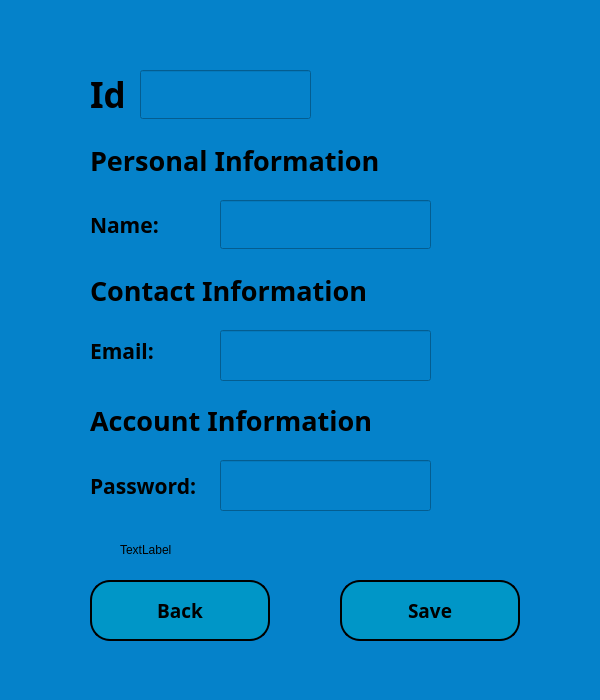
Before: the Qt Designer form admin_edit_window.ui in melikkekaya/BankingApp_SQL, drawn with Qt 5.
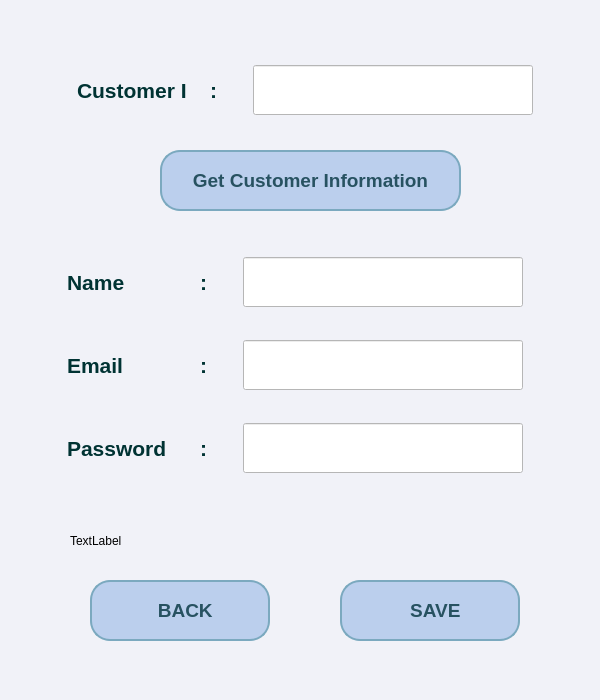
After: the same form once the commit is applied. Icons and pictures are not drawn.

Diff of the .ui file:
```diff
--- a/admin_edit_window.ui
+++ b/admin_edit_window.ui
@@ -26,114 +26,9 @@
    <string>MainWindow</string>
   </property>
   <property name="styleSheet">
-   <string notr="true">background-color: rgb(5, 130, 202);</string>
+   <string notr="true">background-color: rgb(241, 242, 248);</string>
   </property>
   <widget class="QWidget" name="centralwidget">
-   <widget class="QLabel" name="adeditwdw_lbl_headingPers">
-    <property name="geometry">
-     <rect>
-      <x>90</x>
-      <y>140</y>
-      <width>321</width>
-      <height>41</height>
-     </rect>
-    </property>
-    <property name="font">
-     <font>
-      <family>Bahnschrift SemiBold</family>
-      <pointsize>20</pointsize>
-      <weight>75</weight>
-      <bold>true</bold>
-     </font>
-    </property>
-    <property name="text">
-     <string>Personal Information</string>
-    </property>
-   </widget>
-   <widget class="QLabel" name="adeditwdw_lbl_headingCntc">
-    <property name="geometry">
-     <rect>
-      <x>90</x>
-      <y>270</y>
-      <width>321</width>
-      <height>41</height>
-     </rect>
-    </property>
-    <property name="font">
-     <font>
-      <family>Bahnschrift SemiBold</family>
-      <pointsize>20</pointsize>
-      <weight>75</weight>
-      <bold>true</bold>
-     </font>
-    </property>
-    <property name="text">
-     <string>Contact Information</string>
-    </property>
-   </widget>
-   <widget class="QLabel" name="adeditwdw_lbl_email">
-    <property name="geometry">
-     <rect>
-      <x>90</x>
-      <y>330</y>
-      <width>91</width>
-      <height>41</height>
-     </rect>
-    </property>
-    <property name="font">
-     <font>
-      <family>Bahnschrift SemiBold</family>
-      <pointsize>16</pointsize>
-      <weight>75</weight>
-      <bold>true</bold>
-     </font>
-    </property>
-    <property name="text">
-     <string>Email:</string>
-    </property>
-   </widget>
-   <widget class="QLabel" name="adeditwdw_lbl_headingAcc">
-    <property name="geometry">
-     <rect>
-      <x>90</x>
-      <y>400</y>
-      <width>321</width>
-      <height>41</height>
-     </rect>
-    </property>
-    <property name="font">
-     <font>
-      <family>Bahnschrift SemiBold</family>
-      <pointsize>20</pointsize>
-      <weight>75</weight>
-      <bold>true</bold>
-     </font>
-    </property>
-    <property name="text">
-     <string>Account Information</string>
-    </property>
-   </widget>
-   <widget class="QLabel" name="adeditwdw_lbl_password">
-    <property name="geometry">
-     <rect>
-      <x>90</x>
-      <y>460</y>
-      <width>121</width>
-      <height>51</height>
-     </rect>
-    </property>
-    <property name="font">
-     <font>
-      <family>Bahnschrift SemiBold</family>
-      <pointsize>16</pointsize>
-      <weight>75</weight>
-      <bold>true</bold>
-     </font>
-    </property>
-    <property name="text">
-     <string>Password:</string>
-    </property>
-   </widget>
    <widget class="QPushButton" name="adeditwdw_btn_save">
     <property name="geometry">
      <rect>
@@ -145,142 +40,53 @@
     </property>
     <property name="font">
      <font>
-      <family>Bahnschrift SemiBold</family>
+      <family>Arial</family>
       <pointsize>14</pointsize>
       <weight>75</weight>
       <bold>true</bold>
      </font>
     </property>
     <property name="styleSheet">
-     <string notr="true">QPushButton {
-background-color: rgb(0, 150, 199);
-   border-color: rgb(66, 167, 255);
-   border-bottom-color: rgb(255, 255, 255);
-   border:2px solid rgb(202, 240, 248);
-   border-radius:20px;
-   border-color: black;
+     <string notr="true">QPushButton{
+color: rgb(39, 82, 97);
+background-color: rgb(187, 207, 237);
+border:2px solid rgb(123, 169, 191);
+border-radius:20px
 }
 
 QPushButton:hover {
-     background-color: rgb(202, 240, 248);
-     border:2px solid rgb(202, 240, 248);
-}
-    
-   </string>
+     background-color: rgb(225, 229, 241);
+     border:2px solid rgb(196, 218, 245);
+}</string>
     </property>
     <property name="text">
-     <string>Save</string>
+     <string>  SAVE</string>
     </property>
-   </widget>
-   <widget class="QLineEdit" name="ad_edit_wdw_cs_email_lnedit">
-    <property name="geometry">
-     <rect>
-      <x>220</x>
-      <y>330</y>
-      <width>211</width>
-      <height>51</height>
-     </rect>
+    <property name="icon">
+     <iconset>
+      <normaloff>icons/save.png</normaloff>icons/save.png</iconset>
     </property>
-   </widget>
-   <widget class="QLineEdit" name="ad_edit_wdw_cs_pw_lnedit">
-    <property name="geometry">
-     <rect>
-      <x>220</x>
-      <y>460</y>
-      <width>211</width>
-      <height>51</height>
-     </rect>
-    </property>
-   </widget>
-   <widget class="QLabel" name="adeditwdw_lbl_heading">
-    <property name="geometry">
-     <rect>
-      <x>90</x>
-      <y>70</y>
-      <width>37</width>
-      <height>49</height>
-     </rect>
-    </property>
-    <property name="font">
-     <font>
-      <family>Bahnschrift SemiBold</family>
-      <pointsize>26</pointsize>
-      <weight>75</weight>
-      <bold>true</bold>
-     </font>
-    </property>
-    <property name="text">
-     <string>Id:</string>
-    </property>
-   </widget>
-   <widget class="QLineEdit" name="ad_edit_wdw_cs_id_lnedit">
-    <property name="geometry">
-     <rect>
-      <x>140</x>
-      <y>70</y>
-      <width>171</width>
-      <height>49</height>
-     </rect>
-    </property>
-    <property name="sizePolicy">
-     <sizepolicy hsizetype="Expanding" vsizetype="Preferred">
-      <horstretch>0</horstretch>
-      <verstretch>0</verstretch>
-     </sizepolicy>
-    </property>
-   </widget>
-   <widget class="QLabel" name="adeditwdw_lbl_name">
-    <property name="geometry">
-     <rect>
-      <x>90</x>
-      <y>200</y>
-      <width>91</width>
-      <height>49</height>
-     </rect>
-    </property>
-    <property name="sizePolicy">
-     <sizepolicy hsizetype="Preferred" vsizetype="Preferred">
-      <horstretch>0</horstretch>
-      <verstretch>0</verstretch>
-     </sizepolicy>
-    </property>
-    <property name="font">
-     <font>
-      <family>Bahnschrift SemiBold</family>
-      <pointsize>16</pointsize>
-      <weight>75</weight>
-      <bold>true</bold>
-     </font>
-    </property>
-    <property name="text">
-     <string>Name:</string>
-    </property>
-   </widget>
-   <widget class="QLineEdit" name="ad_edit_wdw_cs_name_lnedit">
-    <property name="geometry">
-     <rect>
-      <x>220</x>
-      <y>200</y>
-      <width>211</width>
-      <height>49</height>
-     </rect>
-    </property>
-    <property name="sizePolicy">
-     <sizepolicy hsizetype="Preferred" vsizetype="Preferred">
-      <horstretch>0</horstretch>
-      <verstretch>0</verstretch>
-     </sizepolicy>
+    <property name="iconSize">
+     <size>
+      <width>40</width>
+      <height>40</height>
+     </size>
     </property>
    </widget>
    <widget class="QLabel" name="ad_edit_wdw_warn_lbl">
     <property name="geometry">
      <rect>
-      <x>120</x>
-      <y>529</y>
-      <width>361</width>
+      <x>70</x>
+      <y>520</y>
+      <width>471</width>
       <height>41</height>
      </rect>
     </property>
+    <property name="font">
+     <font>
+      <family>Arial</family>
+     </font>
+    </property>
     <property name="text">
      <string>TextLabel</string>
     </property>
@@ -296,31 +102,449 @@
     </property>
     <property name="font">
      <font>
-      <family>Bahnschrift SemiBold</family>
+      <family>Arial</family>
       <pointsize>14</pointsize>
       <weight>75</weight>
       <bold>true</bold>
      </font>
     </property>
     <property name="styleSheet">
-     <string notr="true">QPushButton {
-background-color: rgb(0, 150, 199);
-   border-color: rgb(66, 167, 255);
-   border-bottom-color: rgb(255, 255, 255);
-   border:2px solid rgb(202, 240, 248);
-   border-radius:20px;
-   border-color: black;
+     <string notr="true">QPushButton{
+color: rgb(39, 82, 97);
+background-color: rgb(187, 207, 237);
+border:2px solid rgb(123, 169, 191);
+border-radius:20px
 }
 
 QPushButton:hover {
-     background-color: rgb(202, 240, 248);
-     border:2px solid rgb(202, 240, 248);
+     background-color: rgb(225, 229, 241);
+     border:2px solid rgb(196, 218, 245);
+}</string>
+    </property>
+    <property name="text">
+     <string>  BACK</string>
+    </property>
+    <property name="icon">
+     <iconset>
+      <normaloff>icons/back-arrow.png</normaloff>icons/back-arrow.png</iconset>
+    </property>
+    <property name="iconSize">
+     <size>
+      <width>40</width>
+      <height>40</height>
+     </size>
+    </property>
+   </widget>
+   <widget class="QWidget" name="gridLayoutWidget_2">
+    <property name="geometry">
+     <rect>
+      <x>50</x>
+      <y>230</y>
+      <width>491</width>
+      <height>271</height>
+     </rect>
+    </property>
+    <layout class="QGridLayout" name="gridLayout_2">
+     <item row="0" column="1">
+      <widget class="QLabel" name="lbl">
+       <property name="minimumSize">
+        <size>
+         <width>20</width>
+         <height>50</height>
+        </size>
+       </property>
+       <property name="maximumSize">
+        <size>
+         <width>20</width>
+         <height>50</height>
+        </size>
+       </property>
+       <property name="font">
+        <font>
+         <family>Arial</family>
+         <pointsize>16</pointsize>
+         <weight>75</weight>
+         <bold>true</bold>
+        </font>
+       </property>
+       <property name="styleSheet">
+        <string notr="true">color: rgb(0, 51, 51);</string>
+       </property>
+       <property name="text">
+        <string>:</string>
+       </property>
+      </widget>
+     </item>
+     <item row="0" column="2">
+      <widget class="QLineEdit" name="ad_edit_wdw_cs_name_lnedit">
+       <property name="enabled">
+        <bool>true</bool>
+       </property>
+       <property name="sizePolicy">
+        <sizepolicy hsizetype="Ignored" vsizetype="Ignored">
+         <horstretch>0</horstretch>
+         <verstretch>0</verstretch>
+        </sizepolicy>
+       </property>
+       <property name="minimumSize">
+        <size>
+         <width>250</width>
+         <height>50</height>
+        </size>
+       </property>
+       <property name="maximumSize">
+        <size>
+         <width>280</width>
+         <height>50</height>
+        </size>
+       </property>
+       <property name="font">
+        <font>
+         <family>Arial</family>
+        </font>
+       </property>
+       <property name="styleSheet">
+        <string notr="true">background-color: rgb(255, 255, 255);</string>
+       </property>
+      </widget>
+     </item>
+     <item row="1" column="1">
+      <widget class="QLabel" name="lbl_3">
+       <property name="minimumSize">
+        <size>
+         <width>20</width>
+         <height>50</height>
+        </size>
+       </property>
+       <property name="maximumSize">
+        <size>
+         <width>20</width>
+         <height>50</height>
+        </size>
+       </property>
+       <property name="font">
+        <font>
+         <family>Arial</family>
+         <pointsize>16</pointsize>
+         <weight>75</weight>
+         <bold>true</bold>
+        </font>
+       </property>
+       <property name="styleSheet">
+        <string notr="true">color: rgb(0, 51, 51);</string>
+       </property>
+       <property name="text">
+        <string>:</string>
+       </property>
+      </widget>
+     </item>
+     <item row="2" column="0">
+      <widget class="QLabel" name="adeditwdw_lbl_password">
+       <property name="minimumSize">
+        <size>
+         <width>110</width>
+         <height>50</height>
+        </size>
+       </property>
+       <property name="maximumSize">
+        <size>
+         <width>110</width>
+         <height>50</height>
+        </size>
+       </property>
+       <property name="font">
+        <font>
+         <family>Arial</family>
+         <pointsize>16</pointsize>
+         <weight>75</weight>
+         <bold>true</bold>
+        </font>
+       </property>
+       <property name="styleSheet">
+        <string notr="true">color: rgb(0, 51, 51);</string>
+       </property>
+       <property name="text">
+        <string>Password</string>
+       </property>
+      </widget>
+     </item>
+     <item row="1" column="0">
+      <widget class="QLabel" name="adeditwdw_lbl_email">
+       <property name="minimumSize">
+        <size>
+         <width>110</width>
+         <height>50</height>
+        </size>
+       </property>
+       <property name="maximumSize">
+        <size>
+         <width>110</width>
+         <height>50</height>
+        </size>
+       </property>
+       <property name="font">
+        <font>
+         <family>Arial</family>
+         <pointsize>16</pointsize>
+         <weight>75</weight>
+         <bold>true</bold>
+        </font>
+       </property>
+       <property name="styleSheet">
+        <string notr="true">color: rgb(0, 51, 51);</string>
+       </property>
+       <property name="text">
+        <string>Email</string>
+       </property>
+      </widget>
+     </item>
+     <item row="2" column="2">
+      <widget class="QLineEdit" name="ad_edit_wdw_cs_pw_lnedit">
+       <property name="minimumSize">
+        <size>
+         <width>0</width>
+         <height>50</height>
+        </size>
+       </property>
+       <property name="maximumSize">
+        <size>
+         <width>280</width>
+         <height>16777215</height>
+        </size>
+       </property>
+       <property name="font">
+        <font>
+         <family>Arial</family>
+        </font>
+       </property>
+       <property name="styleSheet">
+        <string notr="true">background-color: rgb(255, 255, 255);</string>
+       </property>
+      </widget>
+     </item>
+     <item row="0" column="0">
+      <widget class="QLabel" name="adeditwdw_lbl_name">
+       <property name="minimumSize">
+        <size>
+         <width>110</width>
+         <height>50</height>
+        </size>
+       </property>
+       <property name="maximumSize">
+        <size>
+         <width>110</width>
+         <height>50</height>
+        </size>
+       </property>
+       <property name="font">
+        <font>
+         <family>Arial</family>
+         <pointsize>16</pointsize>
+         <weight>75</weight>
+         <bold>true</bold>
+        </font>
+       </property>
+       <property name="styleSheet">
+        <string notr="true">color: rgb(0, 51, 51);</string>
+       </property>
+       <property name="text">
+        <string>Name</string>
+       </property>
+      </widget>
+     </item>
+     <item row="1" column="2">
+      <widget class="QLineEdit" name="ad_edit_wdw_cs_email_lnedit">
+       <property name="minimumSize">
+        <size>
+         <width>0</width>
+         <height>50</height>
+        </size>
+       </property>
+       <property name="maximumSize">
+        <size>
+         <width>280</width>
+         <height>50</height>
+        </size>
+       </property>
+       <property name="font">
+        <font>
+         <family>Arial</family>
+        </font>
+       </property>
+       <property name="styleSheet">
+        <string notr="true">background-color: rgb(255, 255, 255);</string>
+       </property>
+      </widget>
+     </item>
+     <item row="2" column="1">
+      <widget class="QLabel" name="lbl_2">
+       <property name="minimumSize">
+        <size>
+         <width>20</width>
+         <height>50</height>
+        </size>
+       </property>
+       <property name="maximumSize">
+        <size>
+         <width>20</width>
+         <height>50</height>
+        </size>
+       </property>
+       <property name="font">
+        <font>
+         <family>Arial</family>
+         <pointsize>16</pointsize>
+         <weight>75</weight>
+         <bold>true</bold>
+        </font>
+       </property>
+       <property name="styleSheet">
+        <string notr="true">color: rgb(0, 51, 51);</string>
+       </property>
+       <property name="text">
+        <string>:</string>
+       </property>
+      </widget>
+     </item>
+    </layout>
+   </widget>
+   <widget class="QWidget" name="gridLayoutWidget_3">
+    <property name="geometry">
+     <rect>
+      <x>60</x>
+      <y>60</y>
+      <width>491</width>
+      <height>61</height>
+     </rect>
+    </property>
+    <layout class="QGridLayout" name="gridLayout_4">
+     <item row="0" column="0">
+      <widget class="QLabel" name="adeditwdw_lbl_heading">
+       <property name="minimumSize">
+        <size>
+         <width>110</width>
+         <height>50</height>
+        </size>
+       </property>
+       <property name="maximumSize">
+        <size>
+         <width>110</width>
+         <height>50</height>
+        </size>
+       </property>
+       <property name="font">
+        <font>
+         <family>Arial</family>
+         <pointsize>16</pointsize>
+         <weight>75</weight>
+         <bold>true</bold>
+        </font>
+       </property>
+       <property name="styleSheet">
+        <string notr="true">color: rgb(0, 51, 51);</string>
+       </property>
+       <property name="text">
+        <string>Customer ID</string>
+       </property>
+      </widget>
+     </item>
+     <item row="0" column="1">
+      <widget class="QLabel" name="lbl_9">
+       <property name="minimumSize">
+        <size>
+         <width>20</width>
+         <height>50</height>
+        </size>
+       </property>
+       <property name="maximumSize">
+        <size>
+         <width>20</width>
+         <height>50</height>
+        </size>
+       </property>
+       <property name="font">
+        <font>
+         <family>Arial</family>
+         <pointsize>16</pointsize>
+         <weight>75</weight>
+         <bold>true</bold>
+        </font>
+       </property>
+       <property name="styleSheet">
+        <string notr="true">color: rgb(0, 51, 51);</string>
+       </property>
+       <property name="text">
+        <string>:</string>
+       </property>
+      </widget>
+     </item>
+     <item row="0" column="2">
+      <widget class="QLineEdit" name="ad_edit_wdw_cs_name_lnedit_2">
+       <property name="enabled">
+        <bool>true</bool>
+       </property>
+       <property name="sizePolicy">
+        <sizepolicy hsizetype="Ignored" vsizetype="Ignored">
+         <horstretch>0</horstretch>
+         <verstretch>0</verstretch>
+        </sizepolicy>
+       </property>
+       <property name="minimumSize">
+        <size>
+         <width>250</width>
+         <height>50</height>
+        </size>
+       </property>
+       <property name="maximumSize">
+        <size>
+         <width>280</width>
+         <height>50</height>
+        </size>
+       </property>
+       <property name="font">
+        <font>
+         <family>Arial</family>
+        </font>
+       </property>
+       <property name="styleSheet">
+        <string notr="true">background-color: rgb(255, 255, 255);</string>
+       </property>
+      </widget>
+     </item>
+    </layout>
+   </widget>
+   <widget class="QPushButton" name="adeditwdw_btn_getinfo">
+    <property name="geometry">
+     <rect>
+      <x>160</x>
+      <y>150</y>
+      <width>301</width>
+      <height>61</height>
+     </rect>
+    </property>
+    <property name="font">
+     <font>
+      <family>Arial</family>
+      <pointsize>14</pointsize>
+      <weight>75</weight>
+      <bold>true</bold>
+     </font>
+    </property>
+    <property name="styleSheet">
+     <string notr="true">QPushButton{
+color: rgb(39, 82, 97);
+background-color: rgb(187, 207, 237);
+border:2px solid rgb(123, 169, 191);
+border-radius:20px
 }
-    
-   </string>
+
+QPushButton:hover {
+     background-color: rgb(225, 229, 241);
+     border:2px solid rgb(196, 218, 245);
+}</string>
     </property>
     <property name="text">
-     <string>Back</string>
+     <string>Get Customer Information</string>
     </property>
    </widget>
   </widget>
```
